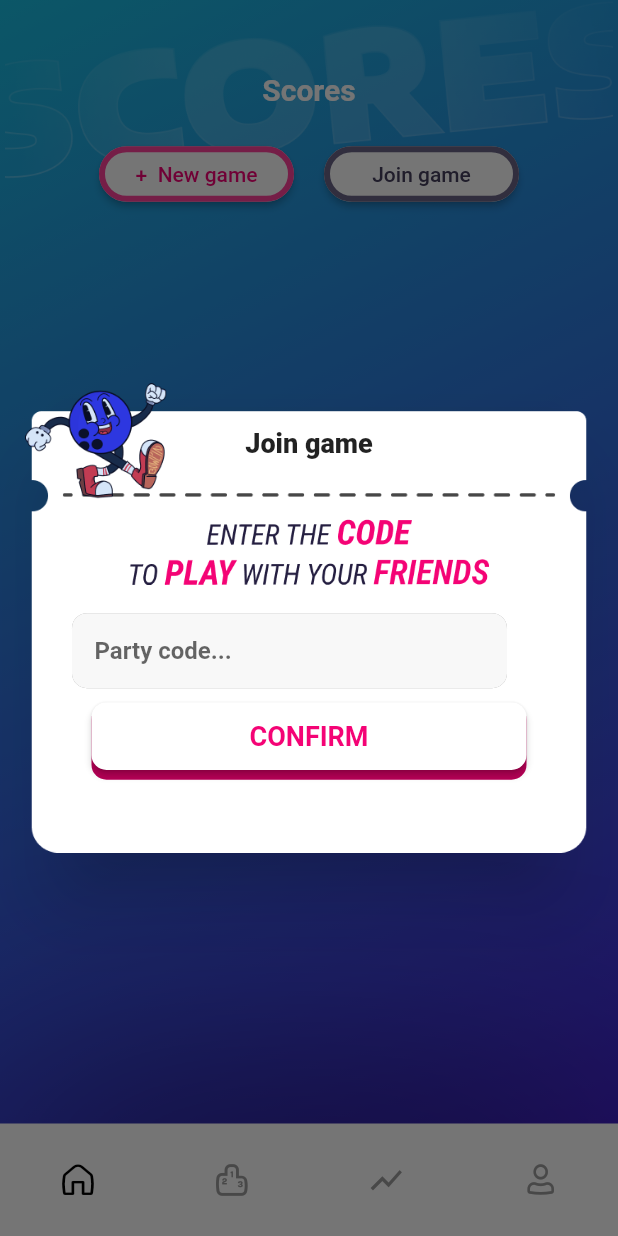
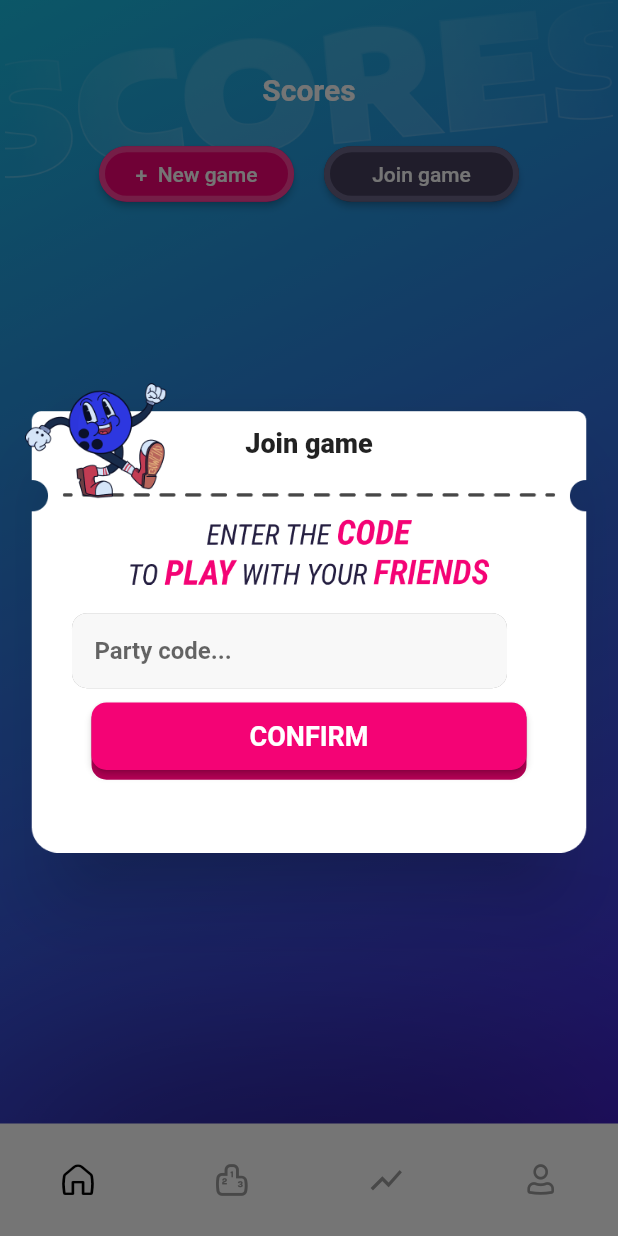
Before and after one commit to Emree63/Bowl_in, a Flutter app: the screen it shows after launch, after a tap on "Join game", on a phone screen of 412 x 824 dp. Run offline on Flutter 3.47's test engine with Material 2 defaults, Android fonts, the light colour scheme and no system bars; our stand-ins replace go_router, google_fonts, simple_gradient_text; accounts and stored records are empty.

Commit message:
goback to old onprimary and primary for color of button

```diff
--- a/Sources/bowlin_project/lib/views/ingame_screen.dart
+++ b/Sources/bowlin_project/lib/views/ingame_screen.dart
@@ -69,8 +69,8 @@ class _InGameScreenState extends State<InGameScreen> {
                   width: 7,
                   color: Color(0xff1ABAE0),
                 ),
-                foregroundColor: Colors.transparent,
-                backgroundColor: Colors.transparent,
+                onPrimary: Colors.transparent,
+                primary: Colors.transparent,
                 shape: RoundedRectangleBorder(
                   borderRadius: BorderRadius.circular(55),
                 ),
--- a/Sources/bowlin_project/lib/views/ingame_screen2.dart
+++ b/Sources/bowlin_project/lib/views/ingame_screen2.dart
@@ -89,7 +89,7 @@ class _InGameScreen2State extends State<InGameScreen2> {
                   width: 7,
                   color: Color(0xff1ABAE0),
                 ),
-                foregroundColor: Colors.transparent,
+                primary: Colors.transparent,
                 backgroundColor: Colors.transparent,
                 shape: RoundedRectangleBorder(
                   borderRadius: BorderRadius.circular(55),
--- a/Sources/bowlin_project/lib/views/welcome_screen.dart
+++ b/Sources/bowlin_project/lib/views/welcome_screen.dart
@@ -66,8 +66,8 @@ class ButtonConnexion extends StatelessWidget {
           width: 7,
           color: Color(0xffFF419B),
         ),
-        backgroundColor: Colors.white,
-        foregroundColor: Color(0xffF40375),
+        onPrimary: Colors.white,
+        primary: Color(0xffF40375),
         shape: RoundedRectangleBorder(
           borderRadius: BorderRadius.circular(35),
         ),
--- a/Sources/bowlin_project/lib/widgets/button_new_party.dart
+++ b/Sources/bowlin_project/lib/widgets/button_new_party.dart
@@ -17,8 +17,8 @@ class ButtonNewParty extends StatelessWidget {
           width: 4,
           color: Color(0xffFF419B),
         ),
-        backgroundColor: Colors.white,
-        foregroundColor: Color(0xffF40375),
+        onPrimary: Colors.white,
+        primary: Color(0xffF40375),
         shape: RoundedRectangleBorder(
           borderRadius: BorderRadius.circular(35),
         ),
@@ -123,8 +123,8 @@ class NewGameModal extends StatelessWidget {
                             fontWeight: FontWeight.bold, fontSize: 18),
                       ),
                       style: ElevatedButton.styleFrom(
-                        backgroundColor: Colors.white,
-                        foregroundColor: Color(0xffF40375),
+                        onPrimary: Colors.white,
+                        primary: Color(0xffF40375),
                         shape: RoundedRectangleBorder(
                           borderRadius: BorderRadius.circular(10),
                         ),
@@ -225,8 +225,8 @@ class ButtonJoinParty extends StatelessWidget {
           width: 4,
           color: Color(0xff6B6588),
         ),
-        backgroundColor: Colors.white,
-        foregroundColor: Color(0xff45405D),
+        onPrimary: Colors.white,
+        primary: Color(0xff45405D),
         shape: RoundedRectangleBorder(
           borderRadius: BorderRadius.circular(35),
         ),
--- a/Sources/bowlin_project/lib/widgets/ingame_widgets.dart
+++ b/Sources/bowlin_project/lib/widgets/ingame_widgets.dart
@@ -166,8 +166,8 @@ class _FinalScoreBoardState extends State<FinalScoreBoard> {
                   width: 7,
                   color: Color(0xff1ABAE0),
                 ),
-                backgroundColor: Colors.transparent,
-                foregroundColor: Colors.transparent,
+                onPrimary: Colors.transparent,
+                primary: Colors.transparent,
                 shape: RoundedRectangleBorder(
                   borderRadius: BorderRadius.circular(55),
                 ),
@@ -349,7 +349,7 @@ class _InGameCardConfigState extends State<InGameCardConfig> {
                 style: ElevatedButton.styleFrom(
                   elevation: 5,
                   shadowColor: Color(0xffB70056),
-                  foregroundColor: Color(0xffF40375),
+                  primary: Color(0xffF40375),
                   shape: RoundedRectangleBorder(
                     borderRadius: BorderRadius.circular(10),
                   ),
```
